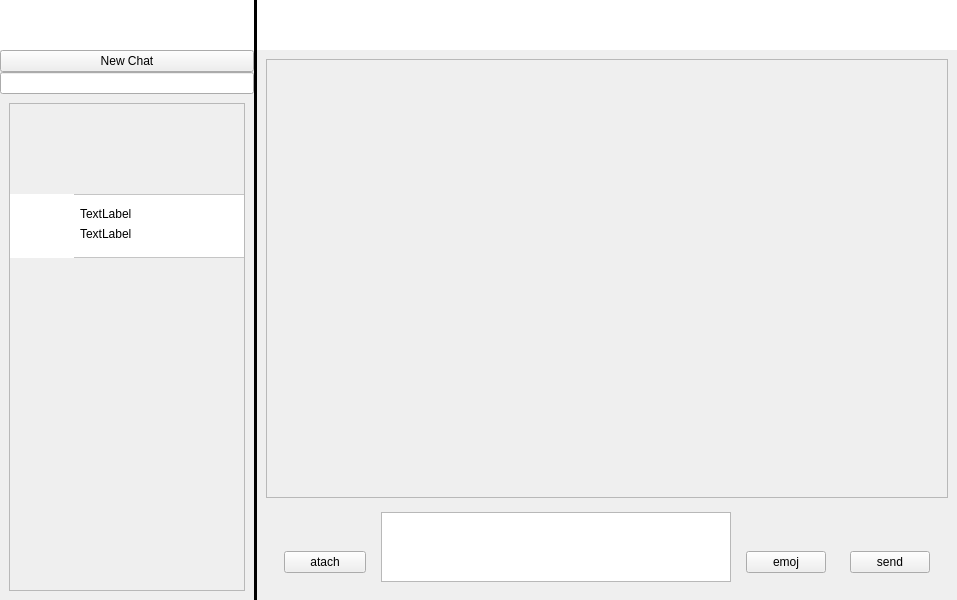
The window that Client/mainwindow.ui (AP-projects-4001/jan-hafte) describes before a commit, drawn with Qt 5.
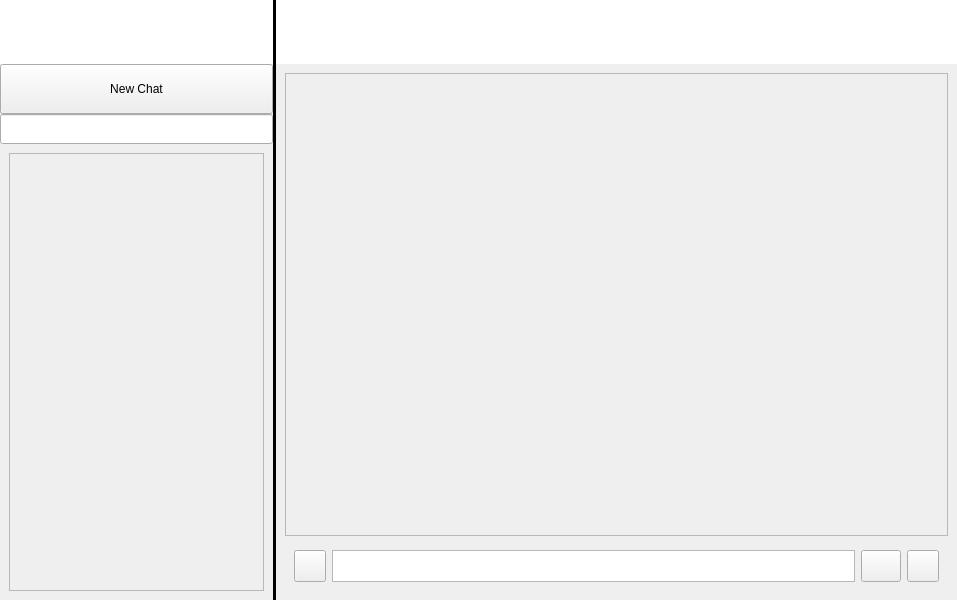
The same window after the commit. Icons and pictures are not drawn.

Commit message: Add Chat Label Behavior  + UI Update

What changed in the file:
```diff
--- a/Client/mainwindow.ui
+++ b/Client/mainwindow.ui
@@ -29,7 +29,7 @@
    <property name="layoutDirection">
     <enum>Qt::LeftToRight</enum>
    </property>
-   <layout class="QHBoxLayout" name="horizontalLayout" stretch="4,0,4">
+   <layout class="QHBoxLayout" name="horizontalLayout" stretch="2,0,5">
     <property name="spacing">
      <number>0</number>
     </property>
@@ -95,7 +95,7 @@
             <property name="minimumSize">
              <size>
               <width>0</width>
-              <height>50</height>
+              <height>64</height>
              </size>
             </property>
             <property name="styleSheet">
@@ -105,13 +105,26 @@
           </item>
           <item>
            <widget class="QPushButton" name="createNewChatButton">
+            <property name="minimumSize">
+             <size>
+              <width>0</width>
+              <height>50</height>
+             </size>
+            </property>
             <property name="text">
              <string>New Chat</string>
             </property>
            </widget>
           </item>
           <item>
-           <widget class="QLineEdit" name="searchBar"/>
+           <widget class="QLineEdit" name="searchBar">
+            <property name="minimumSize">
+             <size>
+              <width>0</width>
+              <height>30</height>
+             </size>
+            </property>
+           </widget>
           </item>
          </layout>
         </widget>
@@ -133,71 +146,61 @@
                <rect>
                 <x>0</x>
                 <y>0</y>
-                <width>234</width>
-                <height>461</height>
+                <width>253</width>
+                <height>414</height>
                </rect>
               </property>
-              <widget class="QFrame" name="frame">
-               <property name="geometry">
-                <rect>
-                 <x>0</x>
-                 <y>90</y>
-                 <width>341</width>
-                 <height>64</height>
-                </rect>
+              <layout class="QVBoxLayout" name="verticalLayout_9">
+               <property name="spacing">
+                <number>0</number>
                </property>
-               <property name="styleSheet">
-                <string notr="true">background: white;</string>
+               <property name="leftMargin">
+                <number>0</number>
                </property>
-               <property name="frameShape">
-                <enum>QFrame::StyledPanel</enum>
+               <property name="topMargin">
+                <number>0</number>
                </property>
-               <property name="frameShadow">
-                <enum>QFrame::Raised</enum>
+               <property name="rightMargin">
+                <number>0</number>
                </property>
-               <widget class="QLabel" name="label">
-                <property name="geometry">
-                 <rect>
-                  <x>0</x>
-                  <y>0</y>
-                  <width>64</width>
-                  <height>64</height>
-                 </rect>
-                </property>
-                <property name="text">
-                 <string/>
-                </property>
-                <property name="pixmap">
-                 <pixmap resource="Resources.qrc">:/Graphics/Graphics/Artboard 1@64x.png</pixmap>
-                </property>
-               </widget>
-               <widget class="QLabel" name="label_2">
-                <property name="geometry">
-                 <rect>
-                  <x>70</x>
-                  <y>10</y>
-                  <width>151</width>
-                  <height>20</height>
-                 </rect>
-                </property>
-                <property name="text">
-                 <string>TextLabel</string>
-                </property>
-               </widget>
-               <widget class="QLabel" name="label_3">
-                <property name="geometry">
-                 <rect>
-                  <x>70</x>
-                  <y>30</y>
-                  <width>161</width>
-                  <height>20</height>
-                 </rect>
-                </property>
-                <property name="text">
-                 <string>TextLabel</string>
-                </property>
-               </widget>
-              </widget>
+               <property name="bottomMargin">
+                <number>0</number>
+               </property>
+               <item>
+                <widget class="QWidget" name="chatListAreaContentSlot" native="true">
+                 <layout class="QVBoxLayout" name="verticalLayout_11">
+                  <property name="spacing">
+                   <number>5</number>
+                  </property>
+                  <property name="leftMargin">
+                   <number>0</number>
+                  </property>
+                  <property name="topMargin">
+                   <number>0</number>
+                  </property>
+                  <property name="rightMargin">
+                   <number>0</number>
+                  </property>
+                  <property name="bottomMargin">
+                   <number>0</number>
+                  </property>
+                 </layout>
+                </widget>
+               </item>
+               <item>
+                <spacer name="verticalSpacer_5">
+                 <property name="orientation">
+                  <enum>Qt::Vertical</enum>
+                 </property>
+                 <property name="sizeHint" stdset="0">
+                  <size>
+                   <width>20</width>
+                   <height>40</height>
+                  </size>
+                 </property>
+                </spacer>
+               </item>
+              </layout>
              </widget>
             </widget>
            </item>
@@ -242,10 +245,13 @@
        </property>
        <item>
         <widget class="QWidget" name="topInfoBarArea" native="true">
+         <property name="enabled">
+          <bool>true</bool>
+         </property>
          <property name="minimumSize">
           <size>
            <width>0</width>
-           <height>50</height>
+           <height>64</height>
           </size>
          </property>
          <property name="styleSheet">
@@ -259,7 +265,7 @@
           <number>0</number>
          </property>
          <widget class="QWidget" name="chatViewArea">
-          <layout class="QVBoxLayout" name="verticalLayout_8" stretch="10,1">
+          <layout class="QVBoxLayout" name="verticalLayout_8" stretch="20,1">
            <property name="spacing">
             <number>5</number>
            </property>
@@ -285,8 +291,8 @@
                <rect>
                 <x>0</x>
                 <y>0</y>
-                <width>680</width>
-                <height>416</height>
+                <width>661</width>
+                <height>439</height>
                </rect>
               </property>
               <layout class="QVBoxLayout" name="verticalLayout_10">
@@ -327,19 +333,46 @@
            </item>
            <item>
             <widget class="QWidget" name="chatViewTypeArea" native="true">
-             <layout class="QHBoxLayout" name="horizontalLayout_2">
+             <layout class="QHBoxLayout" name="horizontalLayout_2" stretch="0,0,0,0">
               <property name="sizeConstraint">
                <enum>QLayout::SetMinimumSize</enum>
               </property>
               <item>
                <widget class="QWidget" name="attachButtonArea" native="true">
+                <property name="sizePolicy">
+                 <sizepolicy hsizetype="Fixed" vsizetype="Preferred">
+                  <horstretch>0</horstretch>
+                  <verstretch>0</verstretch>
+                 </sizepolicy>
+                </property>
                 <property name="minimumSize">
                  <size>
-                  <width>100</width>
+                  <width>0</width>
                   <height>0</height>
                  </size>
                 </property>
+                <property name="maximumSize">
+                 <size>
+                  <width>32</width>
+                  <height>16777215</height>
+                 </size>
+                </property>
                 <layout class="QVBoxLayout" name="verticalLayout_5">
+                 <property name="spacing">
+                  <number>0</number>
+                 </property>
+                 <property name="leftMargin">
+                  <number>0</number>
+                 </property>
+                 <property name="topMargin">
+                  <number>0</number>
+                 </property>
+                 <property name="rightMargin">
+                  <number>0</number>
+                 </property>
+                 <property name="bottomMargin">
+                  <number>0</number>
+                 </property>
                  <item>
                   <spacer name="verticalSpacer">
                    <property name="orientation">
@@ -355,8 +388,23 @@
                  </item>
                  <item>
                   <widget class="QPushButton" name="attachButton">
+                   <property name="sizePolicy">
+                    <sizepolicy hsizetype="Fixed" vsizetype="Fixed">
+                     <horstretch>0</horstretch>
+                     <verstretch>0</verstretch>
+                    </sizepolicy>
+                   </property>
+                   <property name="minimumSize">
+                    <size>
+                     <width>32</width>
+                     <height>32</height>
+                    </size>
+                   </property>
+                   <property name="styleSheet">
+                    <string notr="true">border-image: url(:/Graphics/Graphics/icons8_attach_64px.png) 0 round;</string>
+                   </property>
                    <property name="text">
-                    <string>atach</string>
+                    <string/>
                    </property>
                   </widget>
                  </item>
@@ -366,15 +414,15 @@
               <item>
                <widget class="QTextEdit" name="chatLineEdit">
                 <property name="sizePolicy">
-                 <sizepolicy hsizetype="Preferred" vsizetype="Preferred">
+                 <sizepolicy hsizetype="Minimum" vsizetype="Minimum">
                   <horstretch>0</horstretch>
                   <verstretch>0</verstretch>
                  </sizepolicy>
                 </property>
                 <property name="minimumSize">
                  <size>
-                  <width>350</width>
-                  <height>0</height>
+                  <width>400</width>
+                  <height>25</height>
                  </size>
                 </property>
                 <property name="layoutDirection">
@@ -403,7 +451,34 @@
               </item>
               <item>
                <widget class="QWidget" name="emojiButtonArea" native="true">
+                <property name="sizePolicy">
+                 <sizepolicy hsizetype="Fixed" vsizetype="Preferred">
+                  <horstretch>0</horstretch>
+                  <verstretch>0</verstretch>
+                 </sizepolicy>
+                </property>
+                <property name="minimumSize">
+                 <size>
+                  <width>32</width>
+                  <height>0</height>
+                 </size>
+                </property>
                 <layout class="QVBoxLayout" name="verticalLayout_6">
+                 <property name="spacing">
+                  <number>0</number>
+                 </property>
+                 <property name="leftMargin">
+                  <number>0</number>
+                 </property>
+                 <property name="topMargin">
+                  <number>0</number>
+                 </property>
+                 <property name="rightMargin">
+                  <number>0</number>
+                 </property>
+                 <property name="bottomMargin">
+                  <number>0</number>
+                 </property>
                  <item>
                   <spacer name="verticalSpacer_2">
                    <property name="orientation">
@@ -419,8 +494,23 @@
                  </item>
                  <item>
                   <widget class="QPushButton" name="emojiButton">
+                   <property name="sizePolicy">
+                    <sizepolicy hsizetype="Fixed" vsizetype="Fixed">
+                     <horstretch>0</horstretch>
+                     <verstretch>0</verstretch>
+                    </sizepolicy>
+                   </property>
+                   <property name="minimumSize">
+                    <size>
+                     <width>32</width>
+                     <height>32</height>
+                    </size>
+                   </property>
+                   <property name="styleSheet">
+                    <string notr="true">border-image: url(:/Graphics/Graphics/icons8_happy_64px.png) 0 round;</string>
+                   </property>
                    <property name="text">
-                    <string>emoj</string>
+                    <string/>
                    </property>
                   </widget>
                  </item>
@@ -429,7 +519,40 @@
               </item>
               <item>
                <widget class="QWidget" name="sendButtonArea" native="true">
+                <property name="sizePolicy">
+                 <sizepolicy hsizetype="Fixed" vsizetype="Preferred">
+                  <horstretch>0</horstretch>
+                  <verstretch>0</verstretch>
+                 </sizepolicy>
+                </property>
+                <property name="maximumSize">
+                 <size>
+                  <width>32</width>
+                  <height>16777215</height>
+                 </size>
+                </property>
+                <property name="layoutDirection">
+                 <enum>Qt::LeftToRight</enum>
+                </property>
                 <layout class="QVBoxLayout" name="verticalLayout_7">
+                 <property name="spacing">
+                  <number>0</number>
+                 </property>
+                 <property name="sizeConstraint">
+                  <enum>QLayout::SetMinimumSize</enum>
+                 </property>
+                 <property name="leftMargin">
+                  <number>0</number>
+                 </property>
+                 <property name="topMargin">
+                  <number>0</number>
+                 </property>
+                 <property name="rightMargin">
+                  <number>0</number>
+                 </property>
+                 <property name="bottomMargin">
+                  <number>0</number>
+                 </property>
                  <item>
                   <spacer name="verticalSpacer_3">
                    <property name="orientation">
@@ -445,8 +568,29 @@
                  </item>
                  <item>
                   <widget class="QPushButton" name="sendButton">
+                   <property name="sizePolicy">
+                    <sizepolicy hsizetype="Fixed" vsizetype="Fixed">
+                     <horstretch>0</horstretch>
+                     <verstretch>0</verstretch>
+                    </sizepolicy>
+                   </property>
+                   <property name="minimumSize">
+                    <size>
+                     <width>32</width>
+                     <height>32</height>
+                    </size>
+                   </property>
+                   <property name="styleSheet">
+                    <string notr="true">border-image: url(:/Graphics/Graphics/icons8_paper_plane_64px_3.png) 0 round;</string>
+                   </property>
                    <property name="text">
-                    <string>send</string>
+                    <string/>
+                   </property>
+                   <property name="iconSize">
+                    <size>
+                     <width>16</width>
+                     <height>16</height>
+                    </size>
                    </property>
                   </widget>
                  </item>
@@ -472,7 +616,7 @@
      <x>0</x>
      <y>0</y>
      <width>957</width>
-     <height>21</height>
+     <height>22</height>
     </rect>
    </property>
   </widget>
```
Left out of the diff: 4 changed lines with no effect on the pictures. The commit also changes 9 other files.
